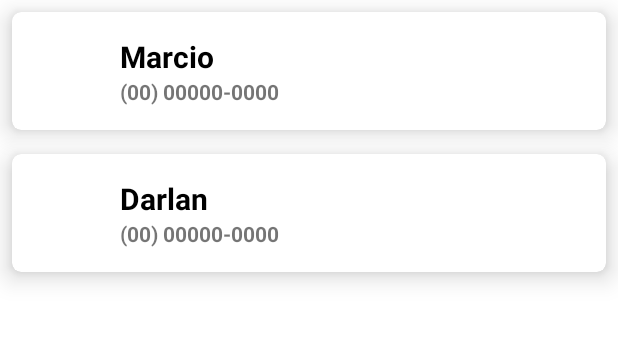
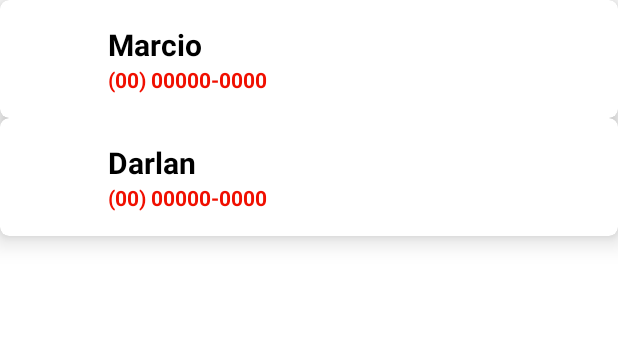
Before and after one commit to MarcinhoFIVE/ContactList, an Android app: the screen it shows after launch (MainActivity), on a phone screen of 412 x 824 dp, the part 84-426 px from its top. Run offline under Robolectric (Android 15) with nearby library versions, the phone set to English and light mode, and no system bars.

Commit message:
Contact Detail

```diff
--- a/app/build.gradle
+++ b/app/build.gradle
@@ -1,6 +1,7 @@
 plugins {
     id 'com.android.application'
     id 'org.jetbrains.kotlin.android'
+    id 'kotlin-android-extensions'
 }
 
 android {
--- a/app/src/main/AndroidManifest.xml
+++ b/app/src/main/AndroidManifest.xml
@@ -9,6 +9,9 @@
         android:roundIcon="@mipmap/ic_launcher_round"
         android:supportsRtl="true"
         android:theme="@style/Theme.ContactList">
+        <!--activity
+            android:name=".ContactDetail"
+            android:exported="false" /-->
         <activity
             android:name=".MainActivity"
             android:exported="true">
@@ -18,6 +21,7 @@
                 <category android:name="android.intent.category.LAUNCHER" />
             </intent-filter>
         </activity>
+        <activity android:name=".DetailActivity" />
     </application>
 
 </manifest>
--- /dev/null
+++ b/app/src/main/java/br/mdan/contactlist/ClickItemContactListener.kt
@@ -0,0 +1,5 @@
+package br.mdan.contactlist
+
+interface ClickItemContactListener {
+    fun clickItemContact(contact: Contact)
+}
--- a/app/src/main/java/br/mdan/contactlist/ContactAdapter.kt
+++ b/app/src/main/java/br/mdan/contactlist/ContactAdapter.kt
@@ -7,13 +7,14 @@ import android.widget.ImageView
 import android.widget.TextView
 import androidx.recyclerview.widget.RecyclerView
 
-class ContactAdapter : RecyclerView.Adapter<ContactAdapter.ContactAdapterViewHolder>() {
+class ContactAdapter(var listener: ClickItemContactListener):
+    RecyclerView.Adapter<ContactAdapter.ContactAdapterViewHolder>() {
 
     private val list: MutableList<Contact> = mutableListOf()
 
     override fun onCreateViewHolder(parent: ViewGroup, viewType: Int): ContactAdapterViewHolder {
         val view = LayoutInflater.from(parent.context).inflate(R.layout.contact_item, parent, false)
-        return ContactAdapterViewHolder(view)
+        return ContactAdapterViewHolder(view, list, listener)
     }
 
     override fun getItemCount(): Int {
@@ -30,10 +31,17 @@ class ContactAdapter : RecyclerView.Adapter<ContactAdapter.ContactAdapterViewHol
         notifyDataSetChanged()
     }
 
-    class ContactAdapterViewHolder(itemView: View) : RecyclerView.ViewHolder(itemView) {
+    class ContactAdapterViewHolder(itemView: View, var list: List<Contact>, var listener: ClickItemContactListener):
+        RecyclerView.ViewHolder(itemView) {
         private val tvNome: TextView = itemView.findViewById(R.id.tvName)
         private val tvFone: TextView = itemView.findViewById(R.id.tvPhone)
         private val ivFoto: ImageView = itemView.findViewById(R.id.ivPhoto)
+
+        init {
+            itemView.setOnClickListener {
+                listener.clickItemContact(list[adapterPosition])
+            }
+        }
 
         fun bind(contact: Contact) {
             tvNome.text = contact.name
--- a/app/src/main/java/br/mdan/contactlist/MainActivity.kt
+++ b/app/src/main/java/br/mdan/contactlist/MainActivity.kt
@@ -1,5 +1,6 @@
 package br.mdan.contactlist
 
+import android.content.Intent
 import androidx.appcompat.app.AppCompatActivity
 import android.os.Bundle
 import android.view.Menu
@@ -13,12 +14,12 @@ import androidx.drawerlayout.widget.DrawerLayout
 import androidx.recyclerview.widget.LinearLayoutManager
 import androidx.recyclerview.widget.RecyclerView
 
-class MainActivity : AppCompatActivity() {
+class MainActivity : AppCompatActivity(), ClickItemContactListener {
     private val rvLista: RecyclerView by lazy {
         findViewById<RecyclerView>(R.id.rvList)
     }
 
-    private val adapter = ContactAdapter()
+    private val adapter = ContactAdapter(this)
 
     override fun onCreate(savedInstanceState: Bundle?) {
         super.onCreate(savedInstanceState)
@@ -84,4 +85,9 @@ class MainActivity : AppCompatActivity() {
             else -> super.onOptionsItemSelected(item)
         }
     }
+
+    override fun clickItemContact(contact: Contact) {
+        val intent = Intent(this, DetailActivity::class.java)
+        startActivity(intent)
+    }
 }
--- a/app/src/main/res/layout/contact_item.xml
+++ b/app/src/main/res/layout/contact_item.xml
@@ -5,7 +5,7 @@
     android:layout_width="match_parent"
     android:layout_height="wrap_content"
     app:cardElevation="10dp"
-    android:layout_margin="8dp"
+    android:layout_margin="0dp"
     app:cardCornerRadius="6dp">
 
     <androidx.constraintlayout.widget.ConstraintLayout
@@ -42,6 +42,7 @@
             android:layout_height="wrap_content"
             android:textSize="14sp"
             android:textStyle="bold"
+            style="@style/TextViewDefault"
             app:layout_constraintStart_toEndOf="@+id/ivPhoto"
             app:layout_constraintTop_toBottomOf="@+id/tvName"
             tools:text="(00) 00000-0000" />
--- a/app/src/main/res/values-night/themes.xml
+++ b/app/src/main/res/values-night/themes.xml
@@ -2,7 +2,7 @@
     <!-- Base application theme. -->
     <style name="Theme.ContactList" parent="Theme.MaterialComponents.DayNight.NoActionBar">
         <!-- Primary brand color. -->
-        <item name="colorPrimary">@color/purple_200</item>
+        <item name="colorPrimary">@color/purple_500</item>
         <item name="colorPrimaryVariant">@color/purple_700</item>
         <item name="colorOnPrimary">@color/black</item>
         <!-- Secondary brand color. -->
--- a/app/src/main/res/values/colors.xml
+++ b/app/src/main/res/values/colors.xml
@@ -7,4 +7,5 @@
     <color name="teal_700">#FF018786</color>
     <color name="black">#FF000000</color>
     <color name="white">#FFFFFFFF</color>
+    <color name="red">#F00F00</color>
 </resources>
--- /dev/null
+++ b/app/src/main/res/values/styles.xml
@@ -0,0 +1,6 @@
+<resources xmlns:tools="http://schemas.android.com/tools">
+    <!-- Base application theme. -->
+    <style name="TextViewDefault" parent="Widget.AppCompat.TextView">
+        <item name="android:textColor">#f00f00</item>
+    </style>
+</resources>
--- a/app/src/main/res/values/themes.xml
+++ b/app/src/main/res/values/themes.xml
@@ -4,7 +4,7 @@
         <!-- Primary brand color. -->
         <item name="colorPrimary">@color/purple_500</item>
         <item name="colorPrimaryVariant">@color/purple_700</item>
-        <item name="colorOnPrimary">@color/white</item>
+        <item name="colorOnPrimary">#FFFFFF</item>
         <!-- Secondary brand color. -->
         <item name="colorSecondary">@color/teal_200</item>
         <item name="colorSecondaryVariant">@color/teal_700</item>
--- a/build.gradle
+++ b/build.gradle
@@ -2,7 +2,7 @@
 plugins {
     id 'com.android.application' version '7.1.3' apply false
     id 'com.android.library' version '7.1.3' apply false
-    id 'org.jetbrains.kotlin.android' version '1.6.20' apply false
+    id 'org.jetbrains.kotlin.android' version '1.6.21' apply false
 }
 
 task clean(type: Delete) {
```
Also changed, not shown: app/src/main/java/br/mdan/contactlist/DetailActivity.kt (added, +11 -0 lines), app/src/main/res/layout/contact_detail.xml (added, +43 -0 lines).
